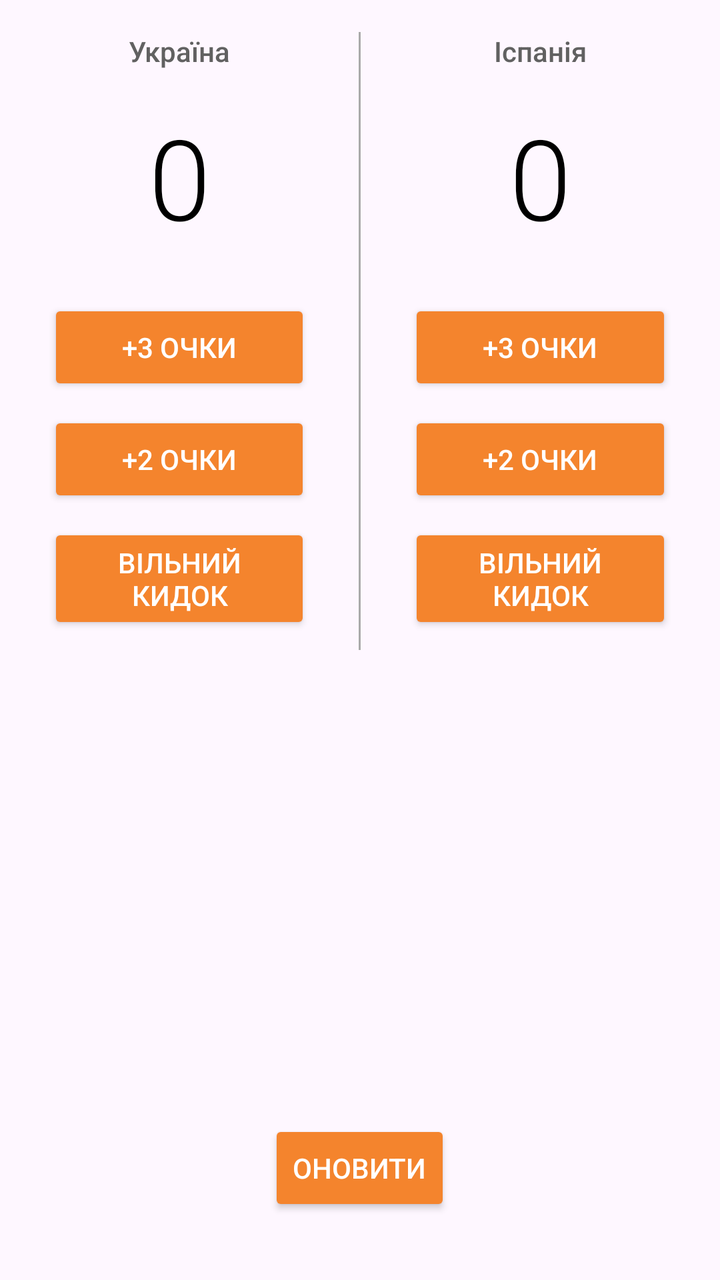
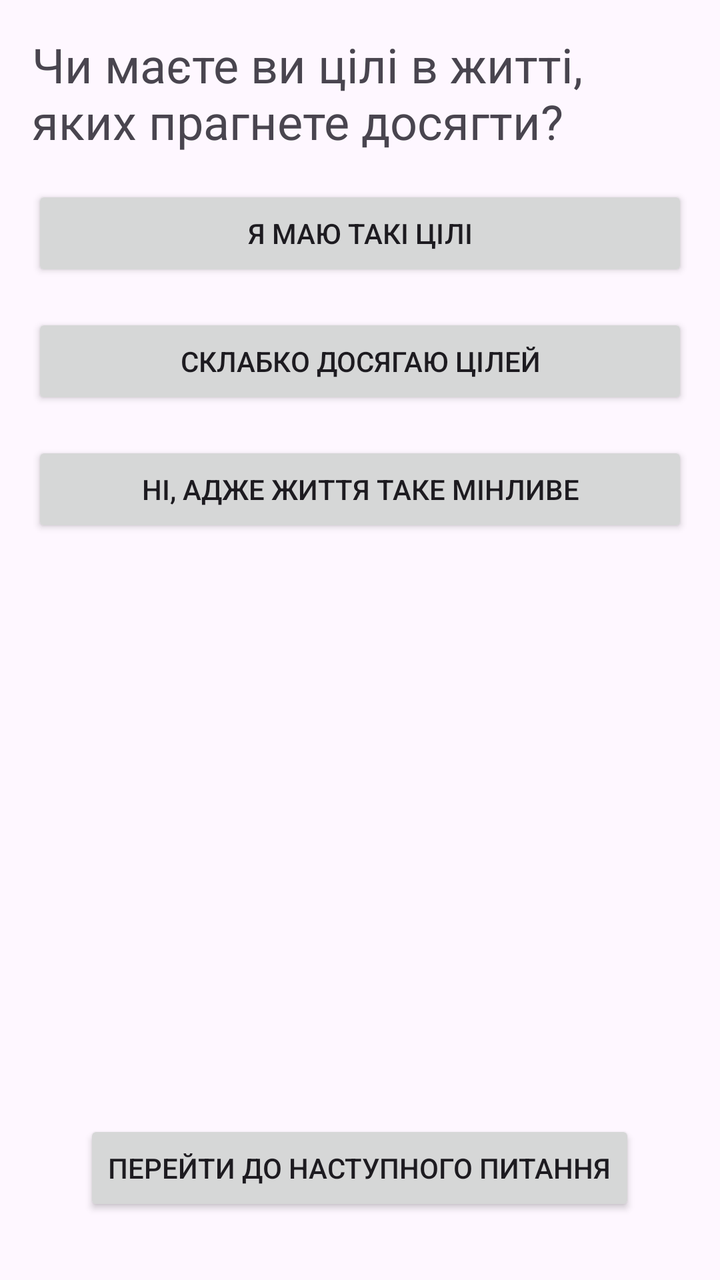

Compare the two renders of this Android layout. The source of the first and the diff that turns it into the second are given below.
<!-- AndroidManifest.xml: application theme Theme.MyLabAndroid -->
<!-- res/layout/activity_main.xml -->
<?xml version="1.0" encoding="utf-8"?>
<RelativeLayout
    xmlns:android="http://schemas.android.com/apk/res/android"
    xmlns:tools="http://schemas.android.com/tools"
    android:layout_width="match_parent"
    android:layout_height="match_parent"
    tools:context=".MainActivity">
    <LinearLayout
        android:layout_width="match_parent"
        android:layout_height="wrap_content"
        android:orientation="horizontal">
        <LinearLayout
            android:layout_width="0dp"
            android:layout_height="wrap_content"
            android:layout_weight="1"
            android:orientation="vertical">
            <TextView
                android:layout_width="match_parent"
                android:layout_height="wrap_content"
                android:fontFamily="sans-serif-medium"
                android:gravity="center"
                android:padding="16dp"
                android:text="Україна"
                android:textColor="#616161"
                android:textSize="14sp" />
            <TextView
                android:id="@+id/team_a_score"
                android:layout_width="match_parent"
                android:layout_height="wrap_content"
                android:fontFamily="sans-serif-light"
                android:gravity="center"
                android:paddingBottom="24dp"
                android:text="0"
                android:textColor="#000000"
                android:textSize="56sp" />
            <Button
                android:layout_width="match_parent"
                android:layout_height="wrap_content"
                android:layout_marginBottom="8dp"
                android:layout_marginLeft="24dp"
                android:layout_marginRight="24dp"
                android:text="+3 Очки"
                android:onClick="addThreeForTeamA"
                android:backgroundTint="@color/button_orange"
                android:textColor="@color/white"/>
            <Button
                android:layout_width="match_parent"
                android:layout_height="wrap_content"
                android:layout_marginBottom="8dp"
                android:layout_marginLeft="24dp"
                android:layout_marginRight="24dp"
                android:text="+2 Очки"
                android:onClick="addTwoForTeamA"
                android:backgroundTint="@color/button_orange"
                android:textColor="@color/white"/>
            <Button
                android:layout_width="match_parent"
                android:layout_height="wrap_content"
                android:layout_marginBottom="8dp"
                android:layout_marginLeft="24dp"
                android:layout_marginRight="24dp"
                android:text="Вільний кидок"
                android:onClick="addOneForTeamA"
                android:backgroundTint="@color/button_orange"
                android:textColor="@color/white"/>
        </LinearLayout>
        <View
            android:layout_width="1dp"
            android:layout_height="match_parent"
            android:layout_marginTop="16dp"
            android:background="@android:color/darker_gray" />
        <LinearLayout
            android:layout_width="0dp"
            android:layout_height="match_parent"
            android:layout_weight="1"
            android:orientation="vertical">
            <TextView
                android:layout_width="match_parent"
                android:layout_height="wrap_content"
                android:fontFamily="sans-serif-medium"
                android:gravity="center"
                android:padding="16dp"
                android:text="Іспанія"
                android:textColor="#616161"
                android:textSize="14sp" />
            <TextView
                android:id="@+id/team_b_score"
                android:layout_width="match_parent"
                android:layout_height="wrap_content"
                android:fontFamily="sans-serif-light"
                android:gravity="center"
                android:paddingBottom="24dp"
                android:text="0"
                android:textColor="#000000"
                android:textSize="56sp" />
            <Button
                android:layout_width="match_parent"
                android:layout_height="wrap_content"
                android:layout_marginBottom="8dp"
                android:layout_marginLeft="24dp"
                android:layout_marginRight="24dp"
                android:text="+3 Очки"
                android:onClick="addThreeForTeamB"
                android:backgroundTint="@color/button_orange"
                android:textColor="@color/white"/>
            <Button
                android:layout_width="match_parent"
                android:layout_height="wrap_content"
                android:layout_marginBottom="8dp"
                android:layout_marginLeft="24dp"
                android:layout_marginRight="24dp"
                android:text="+2 Очки"
                android:onClick="addTwoForTeamB"
                android:backgroundTint="@color/button_orange"
                android:textColor="@color/white"/>
            <Button
                android:layout_width="match_parent"
                android:layout_height="wrap_content"
                android:layout_marginBottom="8dp"
                android:layout_marginLeft="24dp"
                android:layout_marginRight="24dp"
                android:text="Вільний кидок"
                android:onClick="addOneForTeamB"
                android:backgroundTint="@color/button_orange"
                android:textColor="@color/white"/>
        </LinearLayout>
    </LinearLayout>
    <Button
        android:layout_width="wrap_content"
        android:layout_height="wrap_content"
        android:layout_alignParentBottom="true"
        android:layout_centerHorizontal="true"
        android:layout_marginBottom="32dp"
        android:text="оновити"
        android:onClick="resetScore"
        android:backgroundTint="@color/button_orange"
        android:textColor="@color/white"/>
</RelativeLayout>
<!-- resources referenced by this layout -->
<resources>
  <color name="button_orange">#F4842D</color>
  <color name="white">#FFFFFFFF</color>
  <style name="Theme.MyLabAndroid" parent="Base.Theme.MyLabAndroid" />
  <style name="Base.Theme.MyLabAndroid" parent="Theme.Material3.DayNight.NoActionBar">
          
          
      </style>
</resources>

<!-- the commit's change to res/layout/activity_main.xml (unified diff, before → after) -->
@@ -8,131 +8,58 @@
     <LinearLayout
         android:layout_width="match_parent"
         android:layout_height="wrap_content"
-        android:orientation="horizontal">
-        <LinearLayout
-            android:layout_width="0dp"
-            android:layout_height="wrap_content"
-            android:layout_weight="1"
-            android:orientation="vertical">
-            <TextView
-                android:layout_width="match_parent"
-                android:layout_height="wrap_content"
-                android:fontFamily="sans-serif-medium"
-                android:gravity="center"
-                android:padding="16dp"
-                android:text="Україна"
-                android:textColor="#616161"
-                android:textSize="14sp" />
-            <TextView
-                android:id="@+id/team_a_score"
-                android:layout_width="match_parent"
-                android:layout_height="wrap_content"
-                android:fontFamily="sans-serif-light"
-                android:gravity="center"
-                android:paddingBottom="24dp"
-                android:text="0"
-                android:textColor="#000000"
-                android:textSize="56sp" />
-            <Button
-                android:layout_width="match_parent"
-                android:layout_height="wrap_content"
-                android:layout_marginBottom="8dp"
-                android:layout_marginLeft="24dp"
-                android:layout_marginRight="24dp"
-                android:text="+3 Очки"
-                android:onClick="addThreeForTeamA"
-                android:backgroundTint="@color/button_orange"
-                android:textColor="@color/white"/>
-            <Button
-                android:layout_width="match_parent"
-                android:layout_height="wrap_content"
-                android:layout_marginBottom="8dp"
-                android:layout_marginLeft="24dp"
-                android:layout_marginRight="24dp"
-                android:text="+2 Очки"
-                android:onClick="addTwoForTeamA"
-                android:backgroundTint="@color/button_orange"
-                android:textColor="@color/white"/>
-            <Button
-                android:layout_width="match_parent"
-                android:layout_height="wrap_content"
-                android:layout_marginBottom="8dp"
-                android:layout_marginLeft="24dp"
-                android:layout_marginRight="24dp"
-                android:text="Вільний кидок"
-                android:onClick="addOneForTeamA"
-                android:backgroundTint="@color/button_orange"
-                android:textColor="@color/white"/>
-        </LinearLayout>
-        <View
-            android:layout_width="1dp"
+        android:orientation="vertical">
+        <TextView
+            android:layout_width="wrap_content"
+            android:layout_height="match_parent"
+            android:layout_marginRight="16dp"
+            android:layout_marginLeft="16dp"
+            android:layout_marginTop="16dp"
+            android:text="Чи маєте ви цілі в житті, яких прагнете досягти?"
+            android:textSize="24sp" />
+        <Button
+            android:id="@+id/btn_one"
+            android:layout_width="match_parent"
             android:layout_height="match_parent"
             android:layout_marginTop="16dp"
-            android:background="@android:color/darker_gray" />
-        <LinearLayout
-            android:layout_width="0dp"
+            android:layout_marginRight="16dp"
+            android:layout_marginLeft="16dp"
+            android:text="Я маю такі цілі"
+            android:onClick="addPointA"/>
+        <Button
+            android:id="@+id/btn_two"
+            android:layout_width="match_parent"
             android:layout_height="match_parent"
-            android:layout_weight="1"
-            android:orientation="vertical">
-            <TextView
-                android:layout_width="match_parent"
-                android:layout_height="wrap_content"
-                android:fontFamily="sans-serif-medium"
-                android:gravity="center"
-                android:padding="16dp"
-                android:text="Іспанія"
-                android:textColor="#616161"
-                android:textSize="14sp" />
-            <TextView
-                android:id="@+id/team_b_score"
-                android:layout_width="match_parent"
-                android:layout_height="wrap_content"
-                android:fontFamily="sans-serif-light"
-                android:gravity="center"
-                android:paddingBottom="24dp"
-                android:text="0"
-                android:textColor="#000000"
-                android:textSize="56sp" />
-            <Button
-                android:layout_width="match_parent"
-                android:layout_height="wrap_content"
-                android:layout_marginBottom="8dp"
-                android:layout_marginLeft="24dp"
-                android:layout_marginRight="24dp"
-                android:text="+3 Очки"
-                android:onClick="addThreeForTeamB"
-                android:backgroundTint="@color/button_orange"
-                android:textColor="@color/white"/>
-            <Button
-                android:layout_width="match_parent"
-                android:layout_height="wrap_content"
-                android:layout_marginBottom="8dp"
-                android:layout_marginLeft="24dp"
-                android:layout_marginRight="24dp"
-                android:text="+2 Очки"
-                android:onClick="addTwoForTeamB"
-                android:backgroundTint="@color/button_orange"
-                android:textColor="@color/white"/>
-            <Button
-                android:layout_width="match_parent"
-                android:layout_height="wrap_content"
-                android:layout_marginBottom="8dp"
-                android:layout_marginLeft="24dp"
-                android:layout_marginRight="24dp"
-                android:text="Вільний кидок"
-                android:onClick="addOneForTeamB"
-                android:backgroundTint="@color/button_orange"
-                android:textColor="@color/white"/>
-        </LinearLayout>
+            android:layout_marginTop="16dp"
+            android:layout_marginRight="16dp"
+            android:layout_marginLeft="16dp"
+            android:text="Склабко досягаю цілей"
+            android:onClick="addPointB"/>
+        <Button
+            android:id="@+id/btn_three"
+            android:layout_width="match_parent"
+            android:layout_height="match_parent"
+            android:layout_marginTop="16dp"
+            android:layout_marginRight="16dp"
+            android:layout_marginLeft="16dp"
+            android:text="Ні, адже життя таке мінливе"
+            android:onClick="addPointC"/>
+        <TextView
+            android:id="@+id/txt"
+            android:layout_width="match_parent"
+            android:layout_height="match_parent"
+            android:layout_marginTop="8dp"
+            android:layout_marginRight="16dp"
+            android:layout_marginLeft="16dp"
+            android:textSize="20sp"
+            android:text=""/>
     </LinearLayout>
     <Button
+        android:id="@+id/btnActTwo"
         android:layout_width="wrap_content"
         android:layout_height="wrap_content"
         android:layout_alignParentBottom="true"
         android:layout_centerHorizontal="true"
         android:layout_marginBottom="32dp"
-        android:text="оновити"
-        android:onClick="resetScore"
-        android:backgroundTint="@color/button_orange"
-        android:textColor="@color/white"/>
+        android:text="перейти до наступного питання" />
 </RelativeLayout>
<!-- resource entries referenced after the edit -->
@@ -1,7 +1,5 @@
 <!-- resources referenced by this layout -->
 <resources>
-  <color name="button_orange">#F4842D</color>
-  <color name="white">#FFFFFFFF</color>
   <style name="Theme.MyLabAndroid" parent="Base.Theme.MyLabAndroid" />
   <style name="Base.Theme.MyLabAndroid" parent="Theme.Material3.DayNight.NoActionBar">
           
